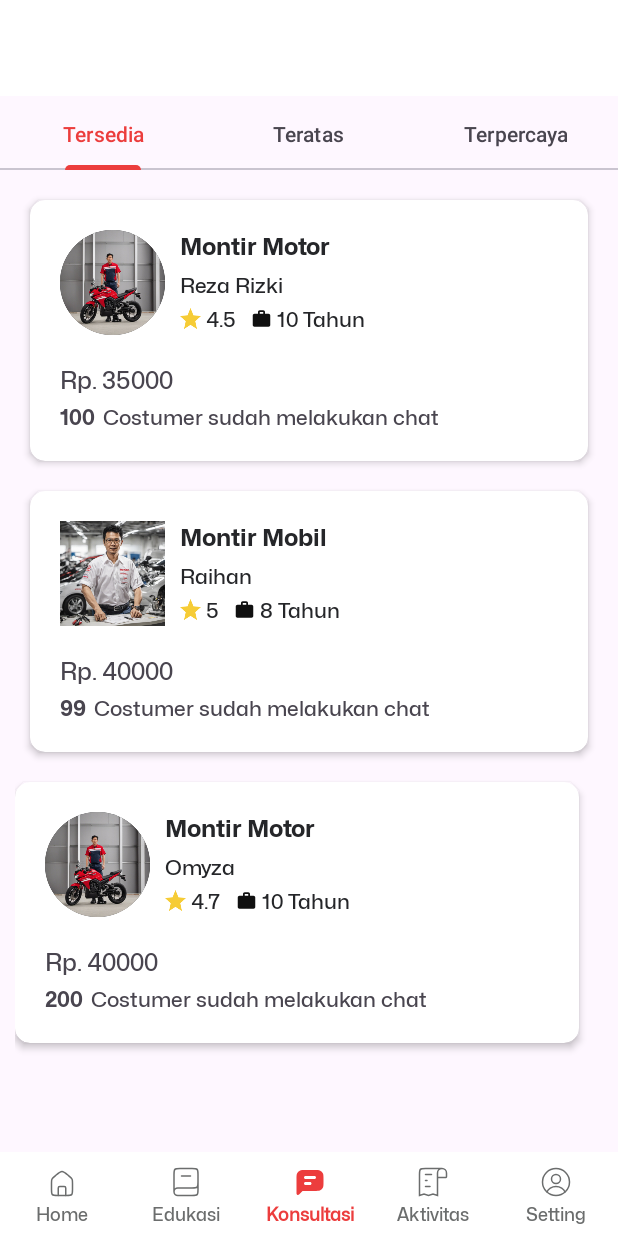
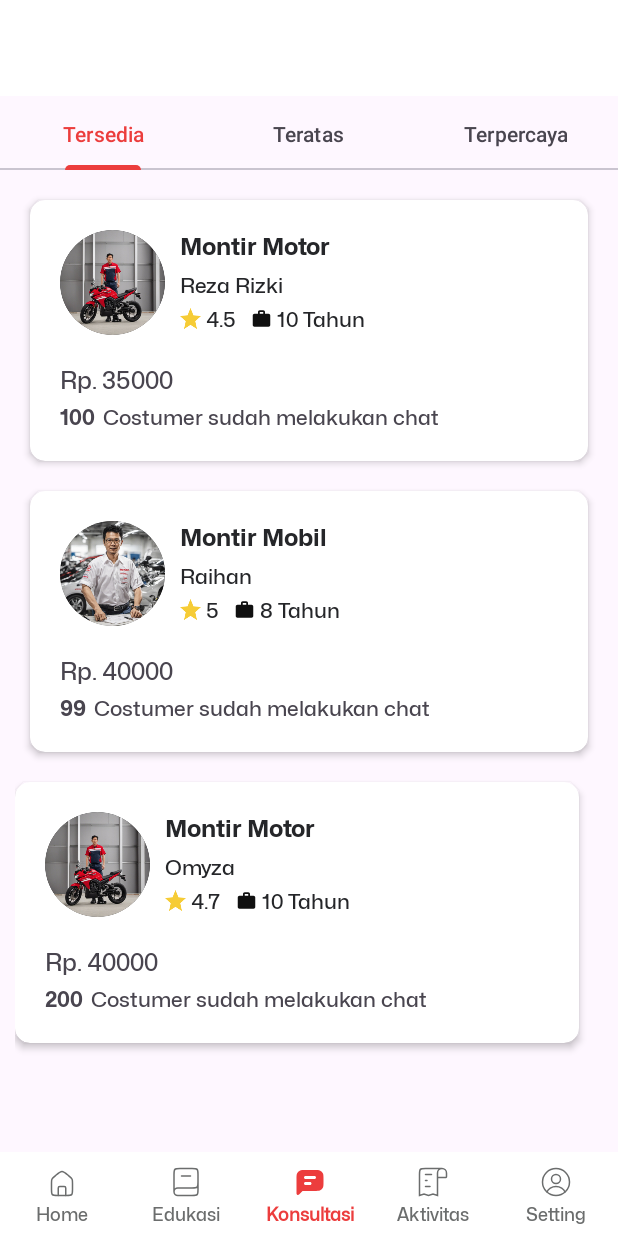
Before and after one commit to Orion-FastFixx/Speedify, an Android app: the ConsultationFragment screen opened through its navigation route, on a phone screen of 412 x 824 dp. Run offline under Robolectric (Android 15) with nearby library versions, the phone set to English and light mode, and no system bars; our stand-ins replace Dagger/Hilt's generated code, navigation-ui.

Commit message:
feat consultation: update filter montir

```diff
--- a/app/src/main/java/com/example/speedify/feature_consultation/presentation/ConsultationFragment.kt
+++ b/app/src/main/java/com/example/speedify/feature_consultation/presentation/ConsultationFragment.kt
@@ -13,7 +13,9 @@ import com.example.speedify.feature_consultation.presentation.adapter.MontirView
 import com.google.android.material.floatingactionbutton.ExtendedFloatingActionButton.OnChangedCallback
 import com.google.android.material.tabs.TabLayout
 import com.google.android.material.tabs.TabLayoutMediator
+import dagger.hilt.android.AndroidEntryPoint
 
+@AndroidEntryPoint
 class ConsultationFragment : Fragment() {
 
     private lateinit var viewPagerConsul: ViewPager2
--- a/app/src/main/java/com/example/speedify/feature_consultation/presentation/TersediaFragment.kt
+++ b/app/src/main/java/com/example/speedify/feature_consultation/presentation/TersediaFragment.kt
@@ -34,6 +34,8 @@ class TersediaFragment : Fragment() {
     ): View {
         _binding = FragmentTersediaBinding.inflate(inflater, container, false)
 
+        initAdapter()
+
         val state = viewModel.montirState.value
 
         if (state.isLoading) {
@@ -53,7 +55,6 @@ class TersediaFragment : Fragment() {
     }
     override fun onViewCreated(view: View, savedInstanceState: Bundle?) {
         super.onViewCreated(view, savedInstanceState)
-        initAdapter()
     }
 
     private fun initAdapter() {
--- a/app/src/main/res/drawable/ellipse.xml
+++ b/app/src/main/res/drawable/ellipse.xml
@@ -1,5 +1,5 @@
-<?xml version="1.0" encoding="utf-8"?>
-<shape xmlns:android="http://schemas.android.com/apk/res/android">
+<shape xmlns:android="http://schemas.android.com/apk/res/android"
+    android:shape="oval">
     <solid android:color="@color/tertiary"/>
-    <corners android:radius="250dp"/>
+    <size android:width="500dp" android:height="500dp"/>
 </shape>
--- a/app/src/main/res/layout/card_montir.xml
+++ b/app/src/main/res/layout/card_montir.xml
@@ -30,8 +30,11 @@
                 android:layout_width="70sp"
                 android:layout_height="70sp"
                 android:layout_gravity="clip_horizontal"
+                android:src="@drawable/montir2"
                 android:background="@drawable/ellipse"
-                android:scaleType="centerCrop" />
+                android:scaleType="centerCrop"
+                android:outlineProvider="background"
+                android:clipToOutline="true"/>
 
             <LinearLayout
                 android:id="@+id/layout5"
--- a/app/src/main/res/layout/fragment_tersedia.xml
+++ b/app/src/main/res/layout/fragment_tersedia.xml
@@ -4,6 +4,7 @@
     android:layout_width="match_parent"
     android:layout_height="match_parent"
     tools:context=".feature_consultation.presentation.TersediaFragment">
+
 
     <androidx.recyclerview.widget.RecyclerView
         android:id="@+id/recyleviewmontir"
```
Also changed, not shown: app/src/main/java/com/example/speedify/feature_consultation/presentation/TeratasFragment.kt (+11 -8 lines), app/src/main/java/com/example/speedify/feature_consultation/presentation/TerpercayaFragment.kt (+15 -10 lines), app/src/main/java/com/example/speedify/feature_consultation/presentation/adapter/Montir2Adapter.kt (deleted, +0 -42 lines).
